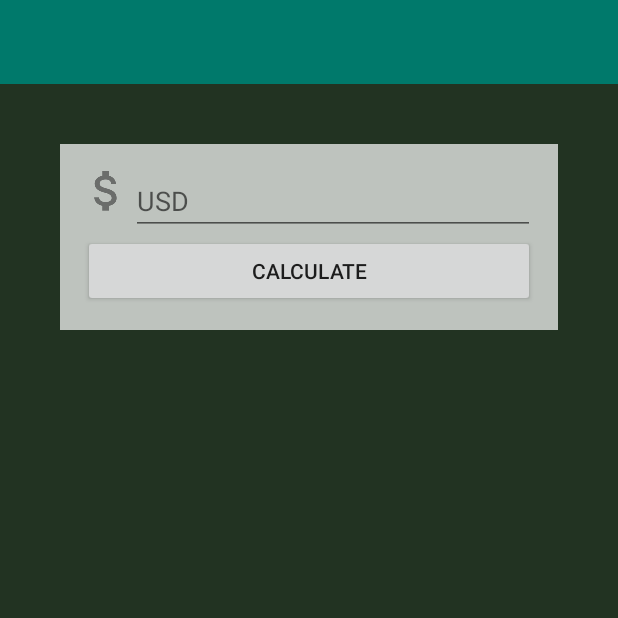
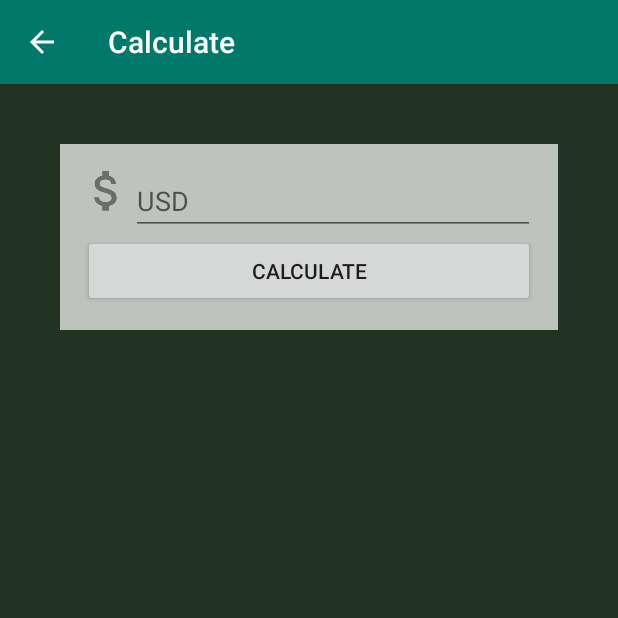
Before and after one commit to kaorzknight/MyService, an Android app: the screen it shows after launch (MainActivity), after a tap on "usd", on a phone screen of 412 x 824 dp, the top half of it. Run offline under Robolectric (Android 15) with nearby library versions, the phone set to English and light mode, and no system bars.

Commit message:
Alert.show Ok

```diff
--- a/app/src/main/java/suthison/kasidis/myservice/fragment/CalculateFragment.java
+++ b/app/src/main/java/suthison/kasidis/myservice/fragment/CalculateFragment.java
@@ -1,12 +1,20 @@
 package suthison.kasidis.myservice.fragment;
 
+import android.app.Activity;
+import android.content.DialogInterface;
 import android.os.Bundle;
 import android.support.annotation.Nullable;
+import android.support.v4.app.ActivityCompat;
 import android.support.v4.app.Fragment;
+import android.support.v7.app.AlertDialog;
+import android.support.v7.widget.Toolbar;
 import android.view.LayoutInflater;
 import android.view.View;
 import android.view.ViewGroup;
+import android.widget.Button;
+import android.widget.EditText;
 
+import suthison.kasidis.myservice.MainActivity;
 import suthison.kasidis.myservice.R;
 
 /**
@@ -14,6 +22,92 @@ import suthison.kasidis.myservice.R;
  */
 
 public class CalculateFragment extends Fragment {
+    //    Explicit
+    private String moneyString;
+    private double factorADouble;
+    private EditText editText;
+
+    public static CalculateFragment calculateInstance(String moneyString,
+                                                      double factorDouble) {
+        CalculateFragment calculateFragment = new CalculateFragment();
+        Bundle bundle = new Bundle();
+        bundle.putString("Money", moneyString);
+        bundle.putDouble("Factor", factorDouble);
+        calculateFragment.setArguments(bundle);
+        return calculateFragment;
+    }
+
+    @Override
+    public void onActivityCreated(@Nullable Bundle savedInstanceState) {
+        super.onActivityCreated(savedInstanceState);
+//        Get value from argument
+        getValueFromArgument();
+//        Show HintMoney
+        showHintMoney();
+//        Create Toolbar
+        createToolbar();
+//        Calculate Controller
+        calculateController();
+    }   //Main Method
+
+    private void showHintMoney() {
+        editText = getView().findViewById(R.id.edtMoney);
+        editText.setHint(moneyString);
+    }
+
+    private void getValueFromArgument() {
+        moneyString   = getArguments().getString("Money");
+        factorADouble = getArguments().getDouble("Factor");
+    }
+
+    private void calculateController() {
+        Button button = getView().findViewById(R.id.btnCalculate);
+        button.setOnClickListener(new View.OnClickListener() {
+            @Override
+            public void onClick(View view) {
+                String myMoneyString = editText.getText().toString().trim();
+//                Get Value From Edit Text
+//                Check Space
+                if (myMoneyString.isEmpty()) {
+//                    Have Space
+                    myAlertDialog("Have Space", "Please Fill in the Blank");
+                } else {
+//                    No Space
+                }
+            }   // onClick
+        });
+    }
+
+    private void myAlertDialog(String titleString, String messageString) {
+        AlertDialog.Builder builder = new AlertDialog.Builder(getActivity());
+        builder.setIcon(R.drawable.alert);
+        builder.setCancelable(false);
+        builder.setTitle(titleString);
+        builder.setMessage(messageString);
+        builder.setPositiveButton("OK", new DialogInterface.OnClickListener() {
+            @Override
+            public void onClick(DialogInterface dialogInterface, int i) {
+                dialogInterface.dismiss();
+            }
+        });
+        builder.show();
+    }
+
+    private void createToolbar() {
+        Toolbar toolbar = getView().findViewById(R.id.toolbarCalculate);
+        ((MainActivity) getActivity()).setSupportActionBar(toolbar);
+        ((MainActivity) getActivity()).getSupportActionBar()
+                .setTitle("Calculate");
+        ((MainActivity) getActivity()).getSupportActionBar().setHomeButtonEnabled(true);
+        ((MainActivity) getActivity()).getSupportActionBar().setDisplayHomeAsUpEnabled(true);
+        toolbar.setNavigationOnClickListener(new View.OnClickListener() {
+            @Override
+            public void onClick(View view) {
+                getActivity().getSupportFragmentManager().popBackStack();
+            }
+        });
+    }
+
     @Nullable
     @Override
     public View onCreateView(LayoutInflater inflater, @Nullable ViewGroup container, @Nullable Bundle savedInstanceState) {
--- a/app/src/main/java/suthison/kasidis/myservice/fragment/MainFragment.java
+++ b/app/src/main/java/suthison/kasidis/myservice/fragment/MainFragment.java
@@ -44,17 +44,16 @@ public class MainFragment extends Fragment {
         }
 //        USD
         if (item.getItemId()==R.id.itemUSD) {
-            myReplaceFragment("USD",0.031);
+            myReplaceFragment("USD",31);
         }
         return super.onOptionsItemSelected(item);
     }
 
     private void myReplaceFragment(String moneyString, double factorDouble) {
-
         getActivity().getSupportFragmentManager()
-                .beginTransaction().replace(R.id.contentMainFragment, new CalculateFragment())
+                .beginTransaction().replace(R.id.contentMainFragment,
+                CalculateFragment.calculateInstance(moneyString, factorDouble))
                 .addToBackStack(null).commit();
-
     }
 
     private void createToolbar() {
--- a/app/src/main/res/layout/fragment_calculate.xml
+++ b/app/src/main/res/layout/fragment_calculate.xml
@@ -31,6 +31,7 @@
                 android:layout_height="wrap_content" />
             <!--Text Field-->
             <EditText
+                android:id="@+id/edtMoney"
                 android:inputType="number"
                 android:hint="USD"
                 android:layout_width="match_parent"
@@ -39,6 +40,7 @@
 
         <!--Button Calculate-->
         <Button
+            android:id="@+id/btnCalculate"
             android:text="Calculate"
             android:layout_width="match_parent"
             android:layout_height="wrap_content" />
```
Also changed, not shown: app/src/main/res/drawable/alert.png (added).
